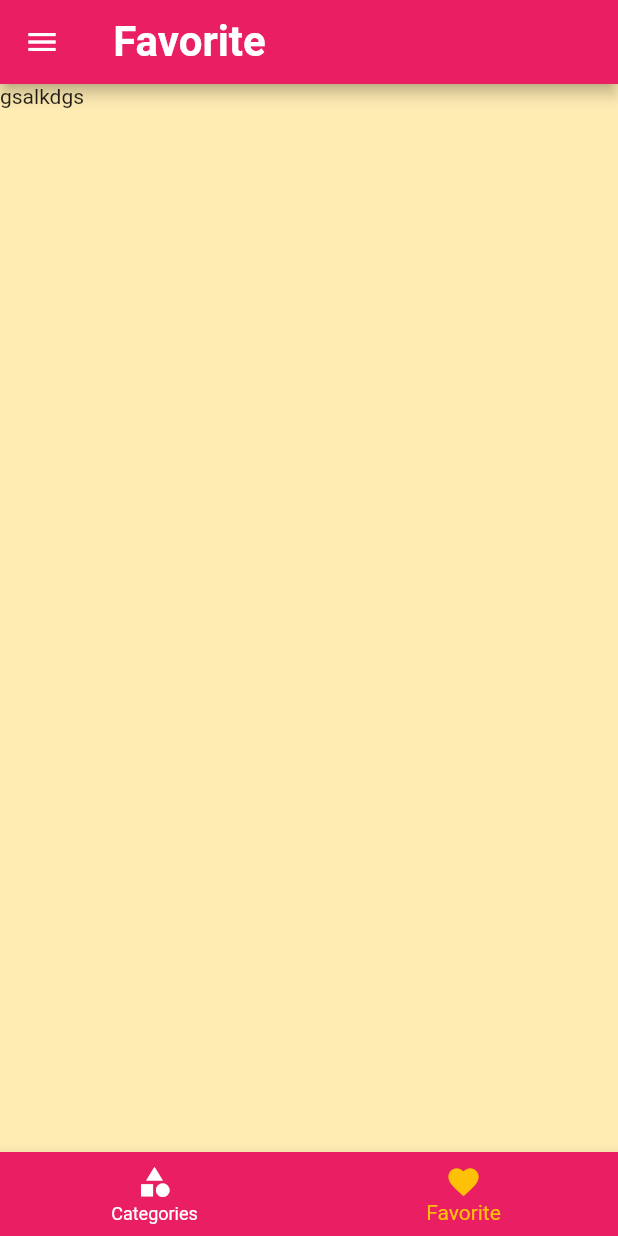
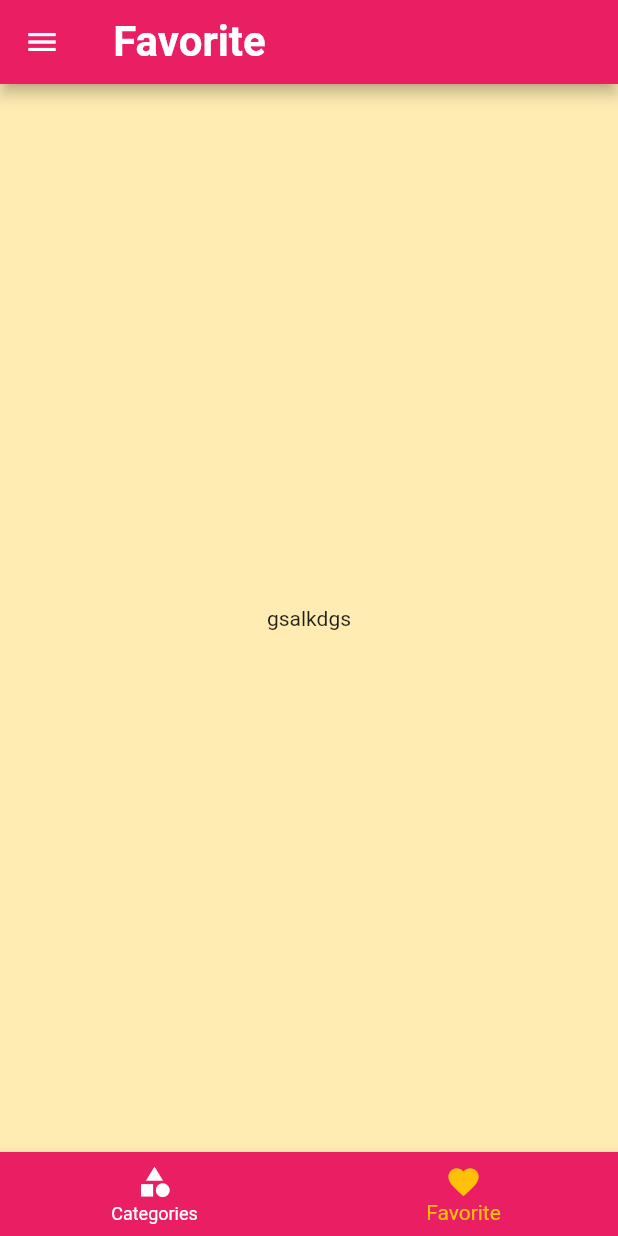
Before and after one commit to kairatkubat/udemy2, a Flutter app: the screen it shows after launch, item 2 of the bottom bar chosen, on a phone screen of 412 x 824 dp. Run offline on Flutter 3.47's test engine with Material 2 defaults, Android fonts, the phone set to English and light mode, and no system bars.

Commit message:
adding mark as a 'favorite' to meals

```diff
--- a/lib/main.dart
+++ b/lib/main.dart
@@ -27,6 +27,20 @@ class _MyAppState extends State<MyApp> {
      'vegeterian': false,
      'vegan': false
   };
+//togling favorite
+
+void _togleFavorite(String mealId){
+ final existingElement = _favoriteMeals.indexWhere((element) => element.id == mealId);
+ if(existingElement>=0){
+  setState(() {
+    _favoriteMeals.removeAt(existingElement);
+  });
+ }
+ else{
+  _favoriteMeals.add(DUMMY_MEALS.firstWhere((element) => element.id == mealId));
+ }
+}
+
   void  setFilters(Map<String, bool> filterData){
      setState(() {
        _filters = filterData;
@@ -50,7 +64,12 @@ class _MyAppState extends State<MyApp> {
      });
   }
 
+  bool _isMealFavorite(String id){
+    return _favoriteMeals.any((element) => element.id == id);
+  }
+
   List<Meal> _avialableMeals = DUMMY_MEALS;
+  List<Meal> _favoriteMeals = [];
 
   @override
   Widget build(BuildContext context) {
@@ -77,12 +96,12 @@ class _MyAppState extends State<MyApp> {
       ),
 
       routes: {
-        '/':(context) => TabScreen(),
+        '/':(context) => TabScreen(_favoriteMeals),
        CatergoriesScreen.routeName:(context) => const CatergoriesScreen(),
         CategoryScreenMeal.routName :(context) => CategoryScreenMeal(_avialableMeals),
-        MealDetailScreen.routName :(context) => const MealDetailScreen(),
+        MealDetailScreen.routName :(context) => MealDetailScreen(_togleFavorite, _isMealFavorite),
         FilteredScreen.routName :(context) => FilteredScreen(setFilters, _filters),
-        TabScreen.routName :(context) => TabScreen()
+        TabScreen.routName :(context) => TabScreen(_favoriteMeals)
       },
     );
   }
--- a/lib/screen/category_meal_screen.dart
+++ b/lib/screen/category_meal_screen.dart
@@ -62,7 +62,7 @@ void _removeMeal(String mealId){
               duration: displayedMeal[index].duration,
               complexity: displayedMeal[index].complexity,
                affordability: displayedMeal[index].affordability,
-               removeItem: _removeMeal ,
+              //  removeItem: _removeMeal ,
                );
       }), itemCount: displayedMeal.length   ,)
     );
--- a/lib/screen/favorite_screen.dart
+++ b/lib/screen/favorite_screen.dart
@@ -1,13 +1,32 @@
 import 'package:flutter/material.dart';
-
+import '../model/meal.dart';
+import '../widgets/meal_item.dart';
 class FavoriteScreen extends StatelessWidget {
-  const FavoriteScreen({super.key});
+  final List<Meal> favoriteMeals;
+  const FavoriteScreen(this.favoriteMeals, {super.key});
 
   @override
   Widget build(BuildContext context) {
-    return Scaffold(
-      body: Container(child: Text("gsalkdgs" ,)),
+    if(favoriteMeals.isEmpty){
+      return Center(
+      child: Container(child: Text("gsalkdgs" ,)),
 
     );
+    }
+    else {
+      return ListView.builder(itemBuilder: ((context, index) {
+         return
+            MealItem(
+              id: favoriteMeals[index].id,
+              title: favoriteMeals[index].title,
+              imageUrl: favoriteMeals[index].imageUrl,
+              duration: favoriteMeals[index].duration,
+              complexity: favoriteMeals[index].complexity,
+               affordability: favoriteMeals[index].affordability,
+              //  removeItem: _removeMeal ,
+               );
+      }), itemCount: favoriteMeals.length   ,);
+    }
+
   }
 }
--- a/lib/screen/tab_screen.dart
+++ b/lib/screen/tab_screen.dart
@@ -1,22 +1,34 @@
 import 'package:flutter/material.dart';
 import 'package:udemy2/widgets/main_drawer.dart';
 
+import '../model/meal.dart';
 import 'categories_screen.dart';
 import 'favorite_screen.dart';
 
 class TabScreen extends StatefulWidget {
  static const routName = '/tabscreen';
+ final  List<Meal> favoriteMeals;
+
+ TabScreen(this.favoriteMeals);
   @override
   State<TabScreen> createState() => _TabScreenState();
 }
 
 class _TabScreenState extends State<TabScreen> {
-  final List <Map <String, Object >> _pages = const [
+  late List <Map <String, Object >> _pages;
+  int selectedPageIndex = 0;
+
+  @override
+  void initState() {
+    _pages =   [
 
     {'page': CatergoriesScreen(), 'title': "Categories"},
-      {'page': FavoriteScreen(), 'title': "Favorite "}
+      {'page': FavoriteScreen(widget.favoriteMeals), 'title': "Favorite "}
   ];
-  int selectedPageIndex = 0;
+    super.initState();
+
+  }
+
   void _selectPage(int index){
     setState(() {
       selectedPageIndex = index ;
--- a/lib/widgets/meal_item.dart
+++ b/lib/widgets/meal_item.dart
@@ -9,7 +9,7 @@ class MealItem extends StatelessWidget {
   final int duration;
   final Complexity complexity;
   final Affordability affordability;
-  final Function removeItem;
+  // final Function removeItem;
 
 
 
@@ -20,7 +20,7 @@ const MealItem({
   required this.duration,
   required this.complexity,
   required this.affordability,
-  required this.removeItem
+  // required this.removeItem
 
 
   });
@@ -50,7 +50,7 @@ String? get affordabilityText{
   Navigator.of(context).pushNamed( MealDetailScreen.routName, arguments: id ).
   then((value) {
     if(value != null){
-      removeItem(value);
+      // removeItem(value);
     }
   });
  }
```
Also changed, not shown: lib/screen/filtered_screen.dart (+7 -2 lines), lib/screen/meal_detail_screen.dart (+5 -4 lines).
